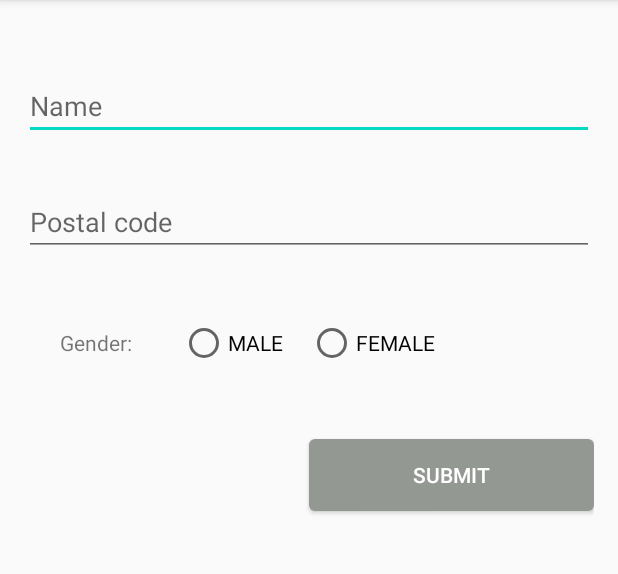
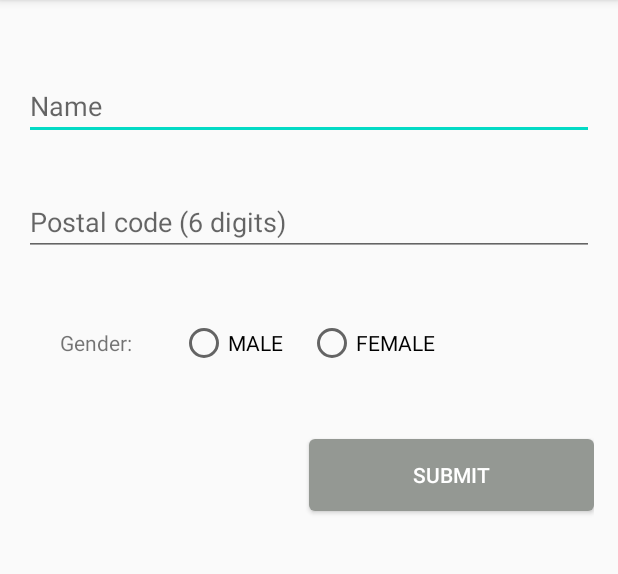
Before and after one commit to nwagu/forms, an Android app: the screen it shows after launch (MainActivity), on a phone screen of 412 x 824 dp, the part 84-658 px from its top. Run offline under Robolectric (Android 15) with nearby library versions, the phone set to English and light mode, and no system bars.

Commit message:
update sample ui

```diff
--- a/sample/src/main/res/layout/activity_main.xml
+++ b/sample/src/main/res/layout/activity_main.xml
@@ -25,7 +25,7 @@
 			android:id="@+id/postalCodeEdit"
 			android:layout_width="0dp"
 			android:layout_height="wrap_content"
-			android:hint="Postal code"
+			android:hint="Postal code (6 digits)"
 			android:inputType="number"
 			android:layout_marginTop="32dp"
 			app:layout_constraintStart_toStartOf="parent"
```
